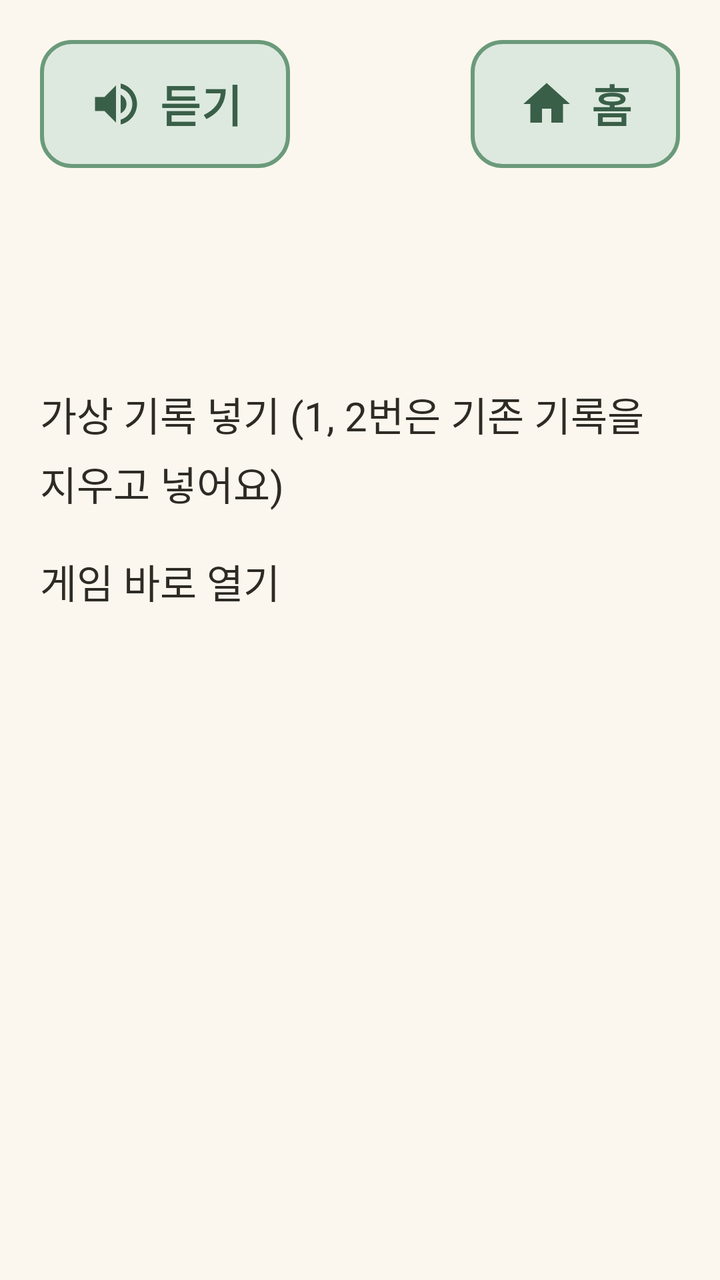
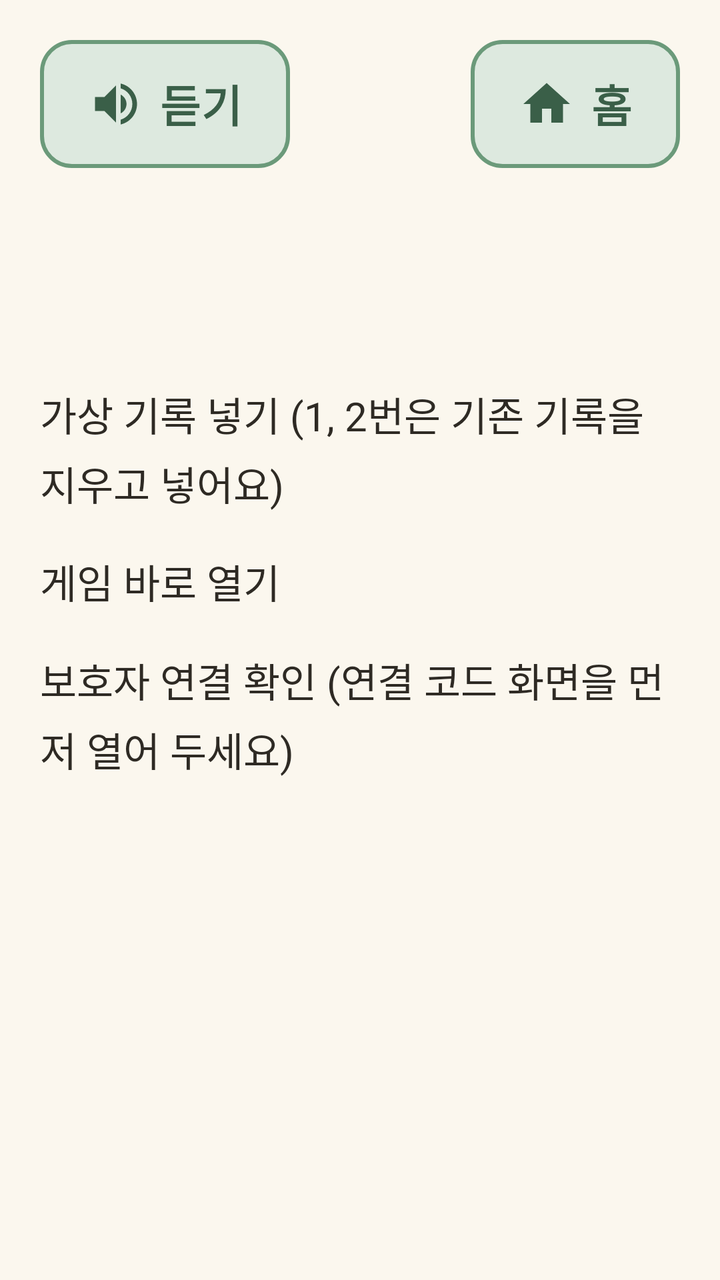

Compare the two renders of this Android layout. The source of the first and the diff that turns it into the second are given below.
<!-- AndroidManifest.xml: another module's application theme Theme.Dorawing -->
<!-- res/layout/activity_debug.xml -->
<?xml version="1.0" encoding="utf-8"?>
<LinearLayout xmlns:android="http://schemas.android.com/apk/res/android"
    android:layout_width="match_parent"
    android:layout_height="match_parent"
    android:orientation="vertical"
    android:padding="@dimen/screen_padding">

    <include
        android:id="@+id/topBar"
        layout="@layout/view_top_bar" />

    <ScrollView
        android:layout_width="match_parent"
        android:layout_height="0dp"
        android:layout_weight="1">

        <LinearLayout
            android:layout_width="match_parent"
            android:layout_height="wrap_content"
            android:orientation="vertical">

            <TextView
                android:id="@+id/tvStatus"
                style="@style/Text.Sub"
                android:layout_width="match_parent"
                android:layout_height="wrap_content"
                android:layout_marginTop="@dimen/gap" />

            <TextView
                android:layout_width="match_parent"
                android:layout_height="wrap_content"
                android:layout_marginTop="@dimen/screen_padding"
                android:text="가상 기록 넣기 (1, 2번은 기존 기록을 지우고 넣어요)" />

            <LinearLayout
                android:id="@+id/scenarioList"
                android:layout_width="match_parent"
                android:layout_height="wrap_content"
                android:orientation="vertical" />

            <TextView
                android:layout_width="match_parent"
                android:layout_height="wrap_content"
                android:layout_marginTop="@dimen/screen_padding"
                android:text="게임 바로 열기" />

            <LinearLayout
                android:id="@+id/gameList"
                android:layout_width="match_parent"
                android:layout_height="wrap_content"
                android:orientation="vertical" />
        </LinearLayout>
    </ScrollView>
</LinearLayout>
<!-- res/layout/view_top_bar.xml (included above) -->
<?xml version="1.0" encoding="utf-8"?>
<LinearLayout xmlns:android="http://schemas.android.com/apk/res/android"
    xmlns:app="http://schemas.android.com/apk/res-auto"
    android:layout_width="match_parent"
    android:layout_height="wrap_content"
    android:orientation="vertical">

    <LinearLayout
        android:layout_width="match_parent"
        android:layout_height="wrap_content"
        android:gravity="center_vertical"
        android:orientation="horizontal">

        <com.google.android.material.button.MaterialButton
            android:id="@+id/btnSpeak"
            style="@style/Button.Secondary"
            android:layout_width="wrap_content"
            android:layout_height="wrap_content"
            android:text="@string/top_speak"
            app:icon="@drawable/ic_speaker" />

        <Space
            android:layout_width="0dp"
            android:layout_height="0dp"
            android:layout_weight="1" />

        <com.google.android.material.button.MaterialButton
            android:id="@+id/btnHome"
            style="@style/Button.Secondary"
            android:layout_width="wrap_content"
            android:layout_height="wrap_content"
            android:text="@string/top_home"
            app:icon="@drawable/ic_home" />
    </LinearLayout>

    <TextView
        android:id="@+id/tvTitle"
        style="@style/Text.Title"
        android:layout_width="match_parent"
        android:layout_height="wrap_content"
        android:layout_marginTop="@dimen/gap" />
</LinearLayout>
<!-- resources referenced by this layout -->
<resources>
  <dimen name="gap">12dp</dimen>
  <dimen name="screen_padding">20dp</dimen>
  <!-- drawable ic_home (drawable) -->
  <vector xmlns:android="http://schemas.android.com/apk/res/android"
      android:width="24dp"
      android:height="24dp"
      android:viewportWidth="24"
      android:viewportHeight="24">
      <path
          android:fillColor="#FF000000"
          android:pathData="M10,20v-6h4v6h5v-8h3L12,3 2,12h3v8z" />
  </vector>
  <string name="top_home">홈</string>
  <string name="top_speak">듣기</string>
  <style name="Button.Secondary" parent="Button.Primary">
          <item name="backgroundTint">@color/green_light</item>
          <item name="android:textColor">@color/green_dark</item>
          <item name="iconTint">@color/green_dark</item>
          <item name="strokeColor">@color/green_mid</item>
          <item name="strokeWidth">@dimen/button_stroke</item>
      </style>
  <style name="Text.Sub" parent="Text.Body">
          <item name="android:textColor">@color/text_sub</item>
      </style>
  <style name="Text.Title" parent="Text.Body">
          <item name="android:textSize">@dimen/text_title</item>
          <item name="android:textStyle">bold</item>
          <item name="android:textColor">@color/green_dark</item>
      </style>
  <color name="green_light">#DDE9DF</color>
  <color name="green_dark">#3A5F48</color>
  <color name="green_mid">#6B9A7A</color>
  <dimen name="button_stroke">2dp</dimen>
  <style name="Text.Body" parent="Widget.MaterialComponents.TextView">
          <item name="android:textSize">@dimen/text_body</item>
          <item name="android:lineBreakWordStyle" tools:targetApi="33">phrase</item>
          <item name="android:textColor">@color/text_main</item>
          <item name="android:lineSpacingMultiplier">1.2</item>
      </style>
  <color name="text_sub">#8A8073</color>
  <dimen name="text_title">28sp</dimen>
  <color name="white">#FFFFFFFF</color>
  <color name="coral_dark">#C85A41</color>
  <color name="cream">#FBF7EE</color>
  <color name="text_main">#2E2A24</color>
  <style name="ThemeOverlay.Dorawing.Dialog" parent="ThemeOverlay.Material3.MaterialAlertDialog">
          <item name="materialAlertDialogTitleTextStyle">@style/Dialog.Title</item>
          <item name="materialAlertDialogBodyTextStyle">@style/Dialog.Body</item>
          <item name="buttonBarPositiveButtonStyle">@style/Dialog.Button</item>
          
          <item name="buttonBarNegativeButtonStyle">@style/Dialog.Button.Keep</item>
      </style>
  <dimen name="button_height">64dp</dimen>
  <dimen name="text_button">22sp</dimen>
  <dimen name="corner">16dp</dimen>
  <dimen name="icon_size">28dp</dimen>
  <dimen name="text_body">20sp</dimen>
  <style name="Dialog.Title" parent="MaterialAlertDialog.Material3.Title.Text">
          <item name="android:textSize">@dimen/text_title</item>
          <item name="android:textStyle">bold</item>
          <item name="android:textColor">@color/green_dark</item>
      </style>
  <style name="Dialog.Body" parent="MaterialAlertDialog.Material3.Body.Text">
          <item name="android:textSize">@dimen/text_body</item>
          <item name="android:lineBreakWordStyle" tools:targetApi="33">phrase</item>
          <item name="android:textColor">@color/text_main</item>
      </style>
  <style name="Dialog.Button" parent="Widget.Material3.Button.TextButton.Dialog">
          <item name="android:textSize">@dimen/text_button</item>
          <item name="android:minHeight">@dimen/button_height</item>
          <item name="android:textColor">@color/green_dark</item>
      </style>
  <style name="Dialog.Button.Keep" parent="Widget.Material3.Button">
          <item name="android:textSize">@dimen/text_button</item>
          <item name="android:textStyle">bold</item>
          <item name="android:minHeight">@dimen/button_height</item>
          <item name="cornerRadius">@dimen/corner</item>
          <item name="backgroundTint">@color/green_dark</item>
          <item name="android:textColor">@color/white</item>
      </style>
  <!-- unchanged entries left out for length: 3 -->
</resources>

<!-- the commit's change to res/layout/activity_debug.xml (unified diff, before → after) -->
@@ -49,6 +49,18 @@
                 android:layout_width="match_parent"
                 android:layout_height="wrap_content"
                 android:orientation="vertical" />
+
+            <TextView
+                android:layout_width="match_parent"
+                android:layout_height="wrap_content"
+                android:layout_marginTop="@dimen/screen_padding"
+                android:text="보호자 연결 확인 (연결 코드 화면을 먼저 열어 두세요)" />
+
+            <LinearLayout
+                android:id="@+id/guardianList"
+                android:layout_width="match_parent"
+                android:layout_height="wrap_content"
+                android:orientation="vertical" />
         </LinearLayout>
     </ScrollView>
 </LinearLayout>
